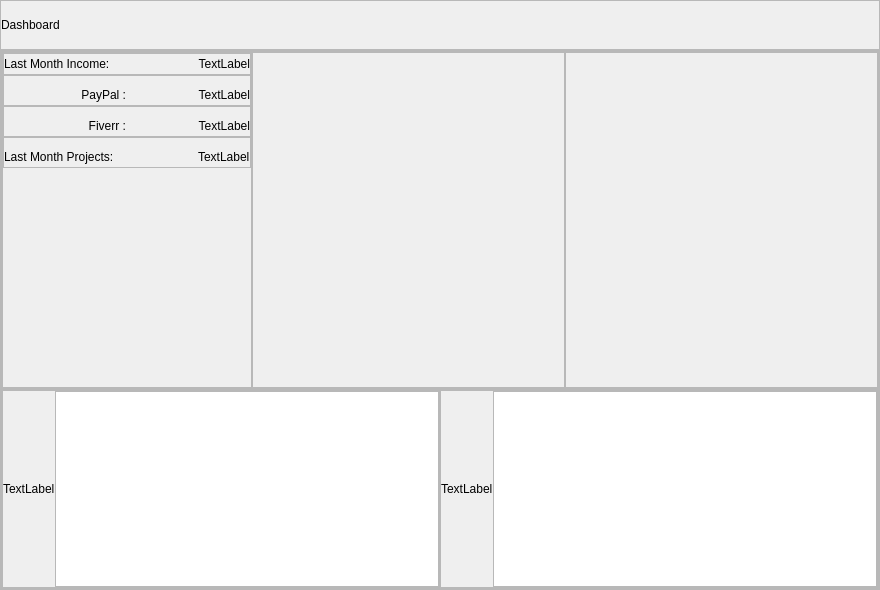
First picture: the form in ui/ui/dashboard.ui, repository er-Bot/wallet, before the edit.
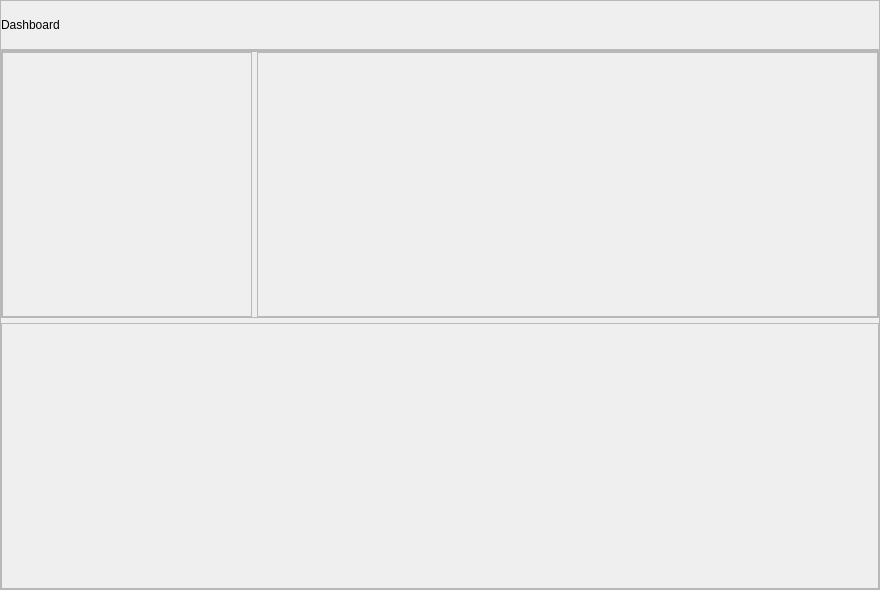
Second picture: the form after the edit.

Diff of the .ui file:
```diff
--- a/ui/ui/dashboard.ui
+++ b/ui/ui/dashboard.ui
@@ -107,7 +107,7 @@
      </property>
      <layout class="QVBoxLayout" name="verticalLayout_2">
       <property name="spacing">
-       <number>0</number>
+       <number>5</number>
       </property>
       <property name="leftMargin">
        <number>0</number>
@@ -131,7 +131,7 @@
         </property>
         <layout class="QHBoxLayout" name="horizontalLayout_6">
          <property name="spacing">
-          <number>0</number>
+          <number>5</number>
          </property>
          <property name="leftMargin">
           <number>0</number>
@@ -159,326 +159,10 @@
            <property name="frameShadow">
             <enum>QFrame::Raised</enum>
            </property>
-           <layout class="QVBoxLayout" name="verticalLayout_3">
-            <property name="spacing">
-             <number>0</number>
-            </property>
-            <property name="leftMargin">
-             <number>0</number>
-            </property>
-            <property name="topMargin">
-             <number>0</number>
-            </property>
-            <property name="rightMargin">
-             <number>0</number>
-            </property>
-            <property name="bottomMargin">
-             <number>0</number>
-            </property>
-            <item>
-             <widget class="QFrame" name="frame_4">
-              <property name="frameShape">
-               <enum>QFrame::StyledPanel</enum>
-              </property>
-              <property name="frameShadow">
-               <enum>QFrame::Raised</enum>
-              </property>
-              <layout class="QHBoxLayout" name="horizontalLayout_7">
-               <property name="spacing">
-                <number>0</number>
-               </property>
-               <property name="leftMargin">
-                <number>0</number>
-               </property>
-               <property name="topMargin">
-                <number>0</number>
-               </property>
-               <property name="rightMargin">
-                <number>0</number>
-               </property>
-               <property name="bottomMargin">
-                <number>0</number>
-               </property>
-               <item>
-                <widget class="QLabel" name="label_4">
-                 <property name="styleSheet">
-                  <string notr="true">font: 700 10pt &quot;Segoe UI&quot;;</string>
-                 </property>
-                 <property name="text">
-                  <string>Last Month Income:</string>
-                 </property>
-                </widget>
-               </item>
-               <item>
-                <spacer name="horizontalSpacer_3">
-                 <property name="orientation">
-                  <enum>Qt::Horizontal</enum>
-                 </property>
-                 <property name="sizeHint" stdset="0">
-                  <size>
-                   <width>21</width>
-                   <height>20</height>
-                  </size>
-                 </property>
-                </spacer>
-               </item>
-               <item>
-                <widget class="QLabel" name="lm_income">
-                 <property name="minimumSize">
-                  <size>
-                   <width>100</width>
-                   <height>0</height>
-                  </size>
-                 </property>
-                 <property name="styleSheet">
-                  <string notr="true">font: 700 10pt &quot;Segoe UI&quot;;</string>
-                 </property>
-                 <property name="text">
-                  <string>TextLabel</string>
-                 </property>
-                 <property name="alignment">
-                  <set>Qt::AlignRight|Qt::AlignTrailing|Qt::AlignVCenter</set>
-                 </property>
-                </widget>
-               </item>
-              </layout>
-             </widget>
-            </item>
-            <item>
-             <widget class="QFrame" name="frame_6">
-              <property name="frameShape">
-               <enum>QFrame::StyledPanel</enum>
-              </property>
-              <property name="frameShadow">
-               <enum>QFrame::Raised</enum>
-              </property>
-              <layout class="QHBoxLayout" name="horizontalLayout_9">
-               <property name="spacing">
-                <number>0</number>
-               </property>
-               <property name="leftMargin">
-                <number>0</number>
-               </property>
-               <property name="rightMargin">
-                <number>0</number>
-               </property>
-               <property name="bottomMargin">
-                <number>0</number>
-               </property>
-               <item>
-                <widget class="QLabel" name="label_8">
-                 <property name="minimumSize">
-                  <size>
-                   <width>122</width>
-                   <height>0</height>
-                  </size>
-                 </property>
-                 <property name="styleSheet">
-                  <string notr="true">font: 700 10pt &quot;Segoe UI&quot;;</string>
-                 </property>
-                 <property name="text">
-                  <string>PayPal :</string>
-                 </property>
-                 <property name="alignment">
-                  <set>Qt::AlignRight|Qt::AlignTrailing|Qt::AlignVCenter</set>
-                 </property>
-                </widget>
-               </item>
-               <item>
-                <spacer name="horizontalSpacer">
-                 <property name="orientation">
-                  <enum>Qt::Horizontal</enum>
-                 </property>
-                 <property name="sizeHint" stdset="0">
-                  <size>
-                   <width>40</width>
-                   <height>20</height>
-                  </size>
-                 </property>
-                </spacer>
-               </item>
-               <item>
-                <widget class="QLabel" name="paypal_bal">
-                 <property name="minimumSize">
-                  <size>
-                   <width>100</width>
-                   <height>0</height>
-                  </size>
-                 </property>
-                 <property name="styleSheet">
-                  <string notr="true">font: 700 10pt &quot;Segoe UI&quot;;</string>
-                 </property>
-                 <property name="text">
-                  <string>TextLabel</string>
-                 </property>
-                 <property name="alignment">
-                  <set>Qt::AlignRight|Qt::AlignTrailing|Qt::AlignVCenter</set>
-                 </property>
-                </widget>
-               </item>
-              </layout>
-             </widget>
-            </item>
-            <item>
-             <widget class="QFrame" name="frame_7">
-              <property name="frameShape">
-               <enum>QFrame::StyledPanel</enum>
-              </property>
-              <property name="frameShadow">
-               <enum>QFrame::Raised</enum>
-              </property>
-              <layout class="QHBoxLayout" name="horizontalLayout_10">
-               <property name="spacing">
-                <number>0</number>
-               </property>
-               <property name="leftMargin">
-                <number>0</number>
-               </property>
-               <property name="rightMargin">
-                <number>0</number>
-               </property>
-               <property name="bottomMargin">
-                <number>0</number>
-               </property>
-               <item>
-                <widget class="QLabel" name="label_9">
-                 <property name="minimumSize">
-                  <size>
-                   <width>122</width>
-                   <height>0</height>
-                  </size>
-                 </property>
-                 <property name="styleSheet">
-                  <string notr="true">font: 700 10pt &quot;Segoe UI&quot;;</string>
-                 </property>
-                 <property name="text">
-                  <string>Fiverr :</string>
-                 </property>
-                 <property name="alignment">
-                  <set>Qt::AlignRight|Qt::AlignTrailing|Qt::AlignVCenter</set>
-                 </property>
-                </widget>
-               </item>
-               <item>
-                <spacer name="horizontalSpacer_7">
-                 <property name="orientation">
-                  <enum>Qt::Horizontal</enum>
-                 </property>
-                 <property name="sizeHint" stdset="0">
-                  <size>
-                   <width>40</width>
-                   <height>20</height>
-                  </size>
-                 </property>
-                </spacer>
-               </item>
-               <item>
-                <widget class="QLabel" name="fiverr_bal">
-                 <property name="minimumSize">
-                  <size>
-                   <width>100</width>
-                   <height>0</height>
-                  </size>
-                 </property>
-                 <property name="styleSheet">
-                  <string notr="true">font: 700 10pt &quot;Segoe UI&quot;;</string>
-                 </property>
-                 <property name="text">
-                  <string>TextLabel</string>
-                 </property>
-                 <property name="alignment">
-                  <set>Qt::AlignRight|Qt::AlignTrailing|Qt::AlignVCenter</set>
-                 </property>
-                </widget>
-               </item>
-              </layout>
-             </widget>
-            </item>
-            <item>
-             <widget class="QFrame" name="frame_5">
-              <property name="frameShape">
-               <enum>QFrame::StyledPanel</enum>
-              </property>
-              <property name="frameShadow">
-               <enum>QFrame::Raised</enum>
-              </property>
-              <layout class="QHBoxLayout" name="horizontalLayout_8">
-               <property name="spacing">
-                <number>0</number>
-               </property>
-               <property name="leftMargin">
-                <number>0</number>
-               </property>
-               <property name="rightMargin">
-                <number>0</number>
-               </property>
-               <property name="bottomMargin">
-                <number>0</number>
-               </property>
-               <item>
-                <widget class="QLabel" name="label_7">
-                 <property name="styleSheet">
-                  <string notr="true">font: 700 10pt &quot;Segoe UI&quot;;</string>
-                 </property>
-                 <property name="text">
-                  <string>Last Month Projects:</string>
-                 </property>
-                </widget>
-               </item>
-               <item>
-                <spacer name="horizontalSpacer_4">
-                 <property name="orientation">
-                  <enum>Qt::Horizontal</enum>
-                 </property>
-                 <property name="sizeHint" stdset="0">
-                  <size>
-                   <width>59</width>
-                   <height>20</height>
-                  </size>
-                 </property>
-                </spacer>
-               </item>
-               <item>
-                <widget class="QLabel" name="lm_projects">
-                 <property name="styleSheet">
-                  <string notr="true">font: 700 10pt &quot;Segoe UI&quot;;</string>
-                 </property>
-                 <property name="text">
-                  <string>TextLabel</string>
-                 </property>
-                </widget>
-               </item>
-              </layout>
-             </widget>
-            </item>
-            <item>
-             <spacer name="verticalSpacer">
-              <property name="orientation">
-               <enum>Qt::Vertical</enum>
-              </property>
-              <property name="sizeHint" stdset="0">
-               <size>
-                <width>20</width>
-                <height>40</height>
-               </size>
-              </property>
-             </spacer>
-            </item>
-           </layout>
           </widget>
          </item>
          <item>
-          <widget class="QFrame" name="frame_2">
-           <property name="frameShape">
-            <enum>QFrame::StyledPanel</enum>
-           </property>
-           <property name="frameShadow">
-            <enum>QFrame::Raised</enum>
-           </property>
-          </widget>
-         </item>
-         <item>
-          <widget class="QFrame" name="frame_3">
+          <widget class="QFrame" name="outcome_frame">
            <property name="frameShape">
             <enum>QFrame::StyledPanel</enum>
            </property>
@@ -491,110 +175,13 @@
        </widget>
       </item>
       <item>
-       <widget class="QFrame" name="client_projects">
-        <property name="maximumSize">
-         <size>
-          <width>16777215</width>
-          <height>200</height>
-         </size>
-        </property>
+       <widget class="QFrame" name="bot_frame">
         <property name="frameShape">
          <enum>QFrame::StyledPanel</enum>
         </property>
         <property name="frameShadow">
          <enum>QFrame::Raised</enum>
         </property>
-        <layout class="QHBoxLayout" name="horizontalLayout_2">
-         <property name="spacing">
-          <number>0</number>
-         </property>
-         <property name="leftMargin">
-          <number>0</number>
-         </property>
-         <property name="topMargin">
-          <number>0</number>
-         </property>
-         <property name="rightMargin">
-          <number>0</number>
-         </property>
-         <property name="bottomMargin">
-          <number>0</number>
-         </property>
-         <item>
-          <widget class="QFrame" name="top_clients">
-           <property name="frameShape">
-            <enum>QFrame::StyledPanel</enum>
-           </property>
-           <property name="frameShadow">
-            <enum>QFrame::Raised</enum>
-           </property>
-           <layout class="QHBoxLayout" name="horizontalLayout_4">
-            <property name="spacing">
-             <number>0</number>
-            </property>
-            <property name="leftMargin">
-             <number>0</number>
-            </property>
-            <property name="topMargin">
-             <number>0</number>
-            </property>
-            <property name="rightMargin">
-             <number>0</number>
-            </property>
-            <property name="bottomMargin">
-             <number>0</number>
-            </property>
-            <item>
-             <widget class="QLabel" name="clients_empty">
-              <property name="text">
-               <string>TextLabel</string>
-              </property>
-             </widget>
-            </item>
-            <item>
-             <widget class="QTableWidget" name="clients"/>
-            </item>
-           </layout>
-          </widget>
-         </item>
-         <item>
-          <widget class="QFrame" name="ongoing_projects">
-           <property name="frameShape">
-            <enum>QFrame::StyledPanel</enum>
-           </property>
-           <property name="frameShadow">
-            <enum>QFrame::Raised</enum>
-           </property>
-           <layout class="QHBoxLayout" name="horizontalLayout_5">
-            <property name="spacing">
-             <number>0</number>
-            </property>
-            <property name="leftMargin">
-             <number>0</number>
-            </property>
-            <property name="topMargin">
-             <number>0</number>
-            </property>
-            <property name="rightMargin">
-             <number>0</number>
-            </property>
-            <property name="bottomMargin">
-             <number>0</number>
-            </property>
-            <item>
-             <widget class="QLabel" name="projects_empty">
-              <property name="text">
-               <string>TextLabel</string>
-              </property>
-             </widget>
-            </item>
-            <item>
-             <widget class="QTableWidget" name="projects"/>
-            </item>
-           </layout>
-          </widget>
-         </item>
-        </layout>
        </widget>
       </item>
      </layout>
```
Left out of the diff: 6 changed lines with no effect on the pictures.
